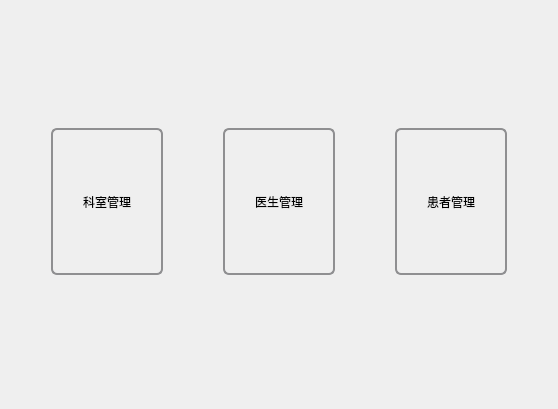
The window that welcomeview.ui (AaWenGe/Medical-system) describes before a commit, drawn with Qt 5.
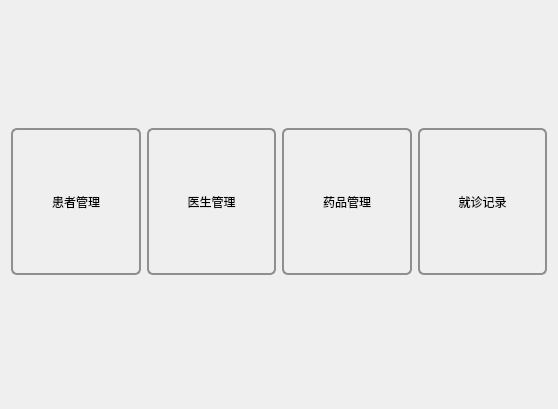
The same window after the commit.

Patch:
```diff
--- a/welcomeview.ui
+++ b/welcomeview.ui
@@ -61,44 +61,6 @@
    </item>
    <item>
     <layout class="QHBoxLayout" name="horizontalLayout">
-     <property name="spacing">
-      <number>60</number>
-     </property>
-     <property name="sizeConstraint">
-      <enum>QLayout::SetDefaultConstraint</enum>
-     </property>
-     <property name="leftMargin">
-      <number>40</number>
-     </property>
-     <property name="rightMargin">
-      <number>40</number>
-     </property>
-     <item>
-      <widget class="QPushButton" name="btDepartment">
-       <property name="sizePolicy">
-        <sizepolicy hsizetype="Preferred" vsizetype="Preferred">
-         <horstretch>0</horstretch>
-         <verstretch>0</verstretch>
-        </sizepolicy>
-       </property>
-       <property name="text">
-        <string>科室管理</string>
-       </property>
-      </widget>
-     </item>
-     <item>
-      <widget class="QPushButton" name="btDoctor">
-       <property name="sizePolicy">
-        <sizepolicy hsizetype="Preferred" vsizetype="Preferred">
-         <horstretch>0</horstretch>
-         <verstretch>0</verstretch>
-        </sizepolicy>
-       </property>
-       <property name="text">
-        <string>医生管理</string>
-       </property>
-      </widget>
-     </item>
      <item>
       <widget class="QPushButton" name="btPatient">
        <property name="sizePolicy">
@@ -112,6 +74,45 @@
        </property>
       </widget>
      </item>
+     <item>
+      <widget class="QPushButton" name="btDoctor">
+       <property name="sizePolicy">
+        <sizepolicy hsizetype="Preferred" vsizetype="Preferred">
+         <horstretch>0</horstretch>
+         <verstretch>0</verstretch>
+        </sizepolicy>
+       </property>
+       <property name="text">
+        <string>医生管理</string>
+       </property>
+      </widget>
+     </item>
+     <item>
+      <widget class="QPushButton" name="btPatient_2">
+       <property name="sizePolicy">
+        <sizepolicy hsizetype="Preferred" vsizetype="Preferred">
+         <horstretch>0</horstretch>
+         <verstretch>0</verstretch>
+        </sizepolicy>
+       </property>
+       <property name="text">
+        <string>药品管理</string>
+       </property>
+      </widget>
+     </item>
+     <item>
+      <widget class="QPushButton" name="btVisit">
+       <property name="sizePolicy">
+        <sizepolicy hsizetype="Preferred" vsizetype="Preferred">
+         <horstretch>0</horstretch>
+         <verstretch>0</verstretch>
+        </sizepolicy>
+       </property>
+       <property name="text">
+        <string>就诊记录</string>
+       </property>
+      </widget>
+     </item>
     </layout>
    </item>
    <item>
```
